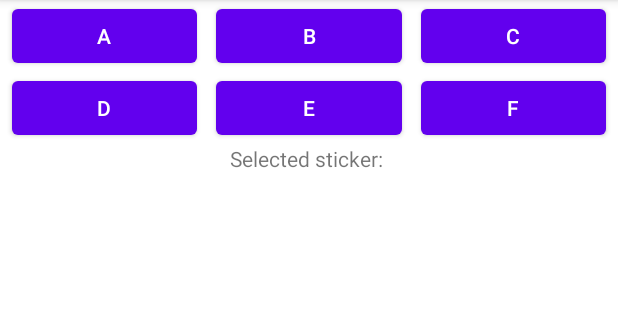
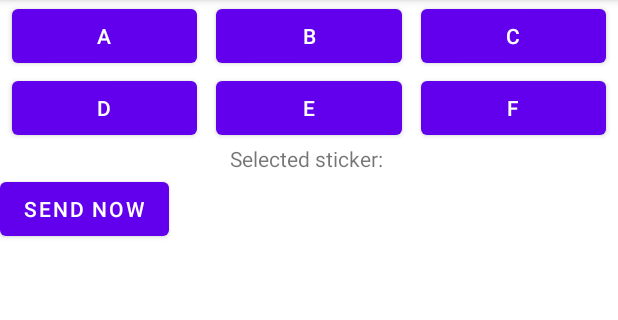
Before and after one commit to eqiowtj/DriverSafeBC, an Android app: the SendStickerActivity screen opened directly, with no data from a screen before it, on a phone screen of 412 x 824 dp, the part 84-404 px from its top. Run offline under Robolectric (Android 15) with nearby library versions, the phone set to English and light mode, and no system bars; our stand-ins replace Firebase (no records; nobody signed in at launch, a user with empty details on screens opened directly).

Commit message:
sending sticker id to firebase

```diff
--- a/app/src/main/java/edu/northeastern/driversafebc/a7atyourservice/SendStickerActivity.java
+++ b/app/src/main/java/edu/northeastern/driversafebc/a7atyourservice/SendStickerActivity.java
@@ -9,6 +9,9 @@ import android.widget.Button;
 import android.widget.Spinner;
 import android.widget.TextView;
 
+import com.google.firebase.database.DatabaseReference;
+import com.google.firebase.database.FirebaseDatabase;
+
 import edu.northeastern.driversafebc.R;
 import edu.northeastern.driversafebc.databinding.ActivitySendStickerBinding;
 
@@ -16,6 +19,10 @@ public class SendStickerActivity extends AppCompatActivity {
     private ActivitySendStickerBinding binding;
     private Spinner dropdown;
     private TextView stickerSelectedTextView;
+    private String currentSelectedSticker;
+
+    FirebaseDatabase rootNode;
+    DatabaseReference reference;
 
     @Override
     protected void onCreate(Bundle savedInstanceState) {
@@ -28,5 +35,17 @@ public class SendStickerActivity extends AppCompatActivity {
     public void selectStickerOnClick(View view) {
         Button button = (Button) view;
         stickerSelectedTextView.setText("Sticker " + button.getText() + " selected");
+        currentSelectedSticker = (String) button.getText();
+    }
+
+    //when pressed, save data to firebase
+    public void sendButtonOnClick(View view) {
+        rootNode = FirebaseDatabase.getInstance();
+        reference = rootNode.getReference("StickerSentHistory");
+
+
+        //get the values: sender (current logged-in user), receiver, and sticker-id-to-send
+        StickerHelper helper = new StickerHelper("dummy-sender", "dummy-receiver", currentSelectedSticker);
+        reference.setValue(helper);
     }
 }
--- a/app/src/main/res/layout/activity_send_sticker.xml
+++ b/app/src/main/res/layout/activity_send_sticker.xml
@@ -88,6 +88,15 @@
         app:layout_constraintStart_toStartOf="parent"
         app:layout_constraintEnd_toEndOf="parent" />
 
+    <Button
+        android:id="@+id/sendButton"
+        android:layout_width="wrap_content"
+        android:layout_height="wrap_content"
+        android:text="Send Now"
+        android:onClick="sendButtonOnClick"
+        app:layout_constraintStart_toStartOf="parent"
+        app:layout_constraintTop_toBottomOf="@id/stickerTextView" />
+
 <!--    <ImageButton-->
 <!--        android:id="@+id/test"-->
 <!--        android:layout_width="50dp"-->
@@ -110,13 +119,6 @@
 <!--        app:layout_constraintTop_toBottomOf="@id/test"-->
 <!--        />-->
 
-<!--    <Button-->
-<!--        android:id="@+id/sendButton"-->
-<!--        android:layout_width="wrap_content"-->
-<!--        android:layout_height="wrap_content"-->
-<!--        android:text="Send Now"-->
-<!--        app:layout_constraintStart_toStartOf="parent"-->
-<!--        app:layout_constraintTop_toBottomOf="@id/test" />-->
 
 <!--    <Spinner-->
 <!--        android:id="@+id/spinner1"-->
```
Also changed, not shown: app/src/main/java/edu/northeastern/driversafebc/a7atyourservice/StickerHelper.java (added, +39 -0 lines).
